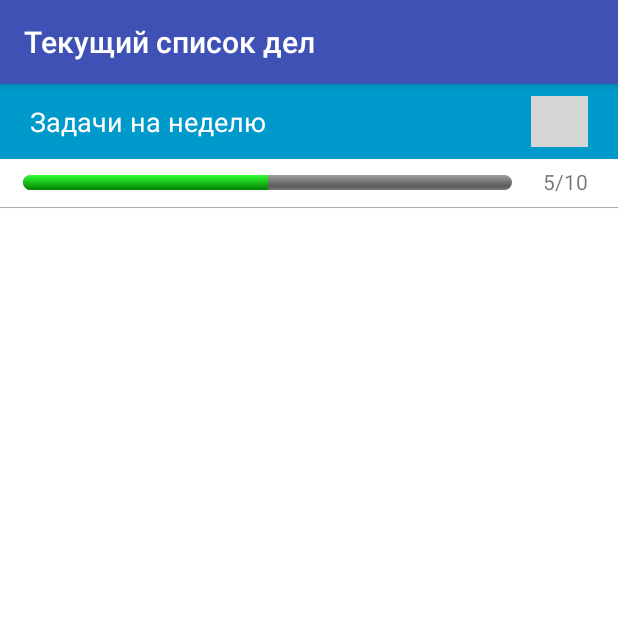
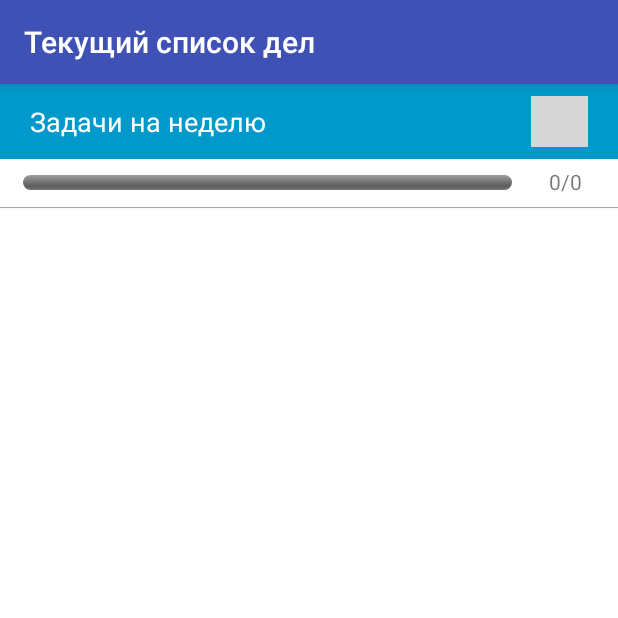
Before and after one commit to deniskond/EasyOrg, an Android app: the TaskList screen opened directly, with no data from a screen before it, after a tap on "Задачи на неделю", on a phone screen of 412 x 824 dp, the top half of it. Run offline under Robolectric (Android 15) with nearby library versions, the phone set to English and light mode, and no system bars; 1 other tap on this screen came first; grey boxes are pictures that could not be loaded.

Commit message:
fixes #34 fixes #37

```diff
--- /dev/null
+++ b/app/src/main/java/nosfie/easyorg/DataStructures/CustomDate.java
@@ -0,0 +1,19 @@
+package nosfie.easyorg.DataStructures;
+
+public class CustomDate {
+    public int day;
+    public int month;
+    public int year;
+    CustomDate() {
+        this.day = 0;
+        this.month = 0;
+        this.year = 0;
+    }
+
+    @Override
+    public String toString() {
+        return this.year + "."
+            + String.format("%02d", this.month) + "."
+            + String.format("%02d", this.day);
+    }
+}
--- /dev/null
+++ b/app/src/main/java/nosfie/easyorg/DataStructures/DayValues.java
@@ -0,0 +1,62 @@
+package nosfie.easyorg.DataStructures;
+
+import java.util.Calendar;
+
+public class DayValues {
+
+    public CustomDate today = new CustomDate();
+    public CustomDate tomorrow = new CustomDate();
+    public CustomDate startOfWeek = new CustomDate();
+    public CustomDate endOfWeek = new CustomDate();
+    public CustomDate startOfMonth = new CustomDate();
+    public CustomDate endOfMonth = new CustomDate();
+    public CustomDate startOfYear = new CustomDate();
+    public CustomDate endOfYear = new CustomDate();
+
+    public DayValues() {
+        Calendar calendar = Calendar.getInstance();
+
+        // TODAY
+        this.today.year = calendar.get(Calendar.YEAR);
+        this.today.month = calendar.get(Calendar.MONTH) + 1;
+        this.today.day = calendar.get(Calendar.DAY_OF_MONTH);
+
+        // TOMORROW
+        calendar.add(Calendar.DATE, 1);
+        this.tomorrow.year = calendar.get(Calendar.YEAR);
+        this.tomorrow.month = calendar.get(Calendar.MONTH) + 1;
+        this.tomorrow.day = calendar.get(Calendar.DAY_OF_MONTH);
+        calendar = Calendar.getInstance();
+
+        // WEEK
+        int dayOfWeek = calendar.get(Calendar.DAY_OF_WEEK);
+        int addition = 8 - dayOfWeek;
+        if (addition == 7) addition = 0;
+        calendar.add(Calendar.DATE, addition);
+        this.endOfWeek.year = calendar.get(Calendar.YEAR);
+        this.endOfWeek.month = calendar.get(Calendar.MONTH) + 1;
+        this.endOfWeek.day = calendar.get(Calendar.DAY_OF_MONTH);
+        calendar.add(Calendar.DATE, -7);
+        this.startOfWeek.year = calendar.get(Calendar.YEAR);
+        this.startOfWeek.month = calendar.get(Calendar.MONTH) + 1;
+        this.startOfWeek.day = calendar.get(Calendar.DAY_OF_MONTH);
+        calendar = Calendar.getInstance();
+
+        // MONTH
+        this.endOfMonth.year = calendar.get(Calendar.YEAR);
+        this.endOfMonth.month = calendar.get(Calendar.MONTH) + 1;
+        this.endOfMonth.day = calendar.getActualMaximum(Calendar.DATE);
+        this.startOfMonth.year = calendar.get(Calendar.YEAR);
+        this.startOfMonth.month = calendar.get(Calendar.MONTH) + 1;
+        this.startOfMonth.day = 1;
+
+        // YEAR
+        this.startOfYear.year = calendar.get(Calendar.YEAR);
+        this.startOfYear.month = 1;
+        this.startOfYear.day = 1;
+        this.endOfYear.year = calendar.get(Calendar.YEAR);
+        this.endOfYear.month = 12;
+        this.endOfYear.day = 31;
+
+    }
+}
--- a/app/src/main/java/nosfie/easyorg/TaskList/TaskList.java
+++ b/app/src/main/java/nosfie/easyorg/TaskList/TaskList.java
@@ -15,14 +15,14 @@ import android.view.ViewManager;
 import android.widget.Button;
 import android.widget.ImageView;
 import android.widget.LinearLayout;
+import android.widget.ProgressBar;
 import android.widget.TextView;
 import android.widget.Toast;
 
 import java.util.ArrayList;
-import java.util.Calendar;
-import java.util.Date;
 
 import nosfie.easyorg.Constants;
+import nosfie.easyorg.DataStructures.DayValues;
 import nosfie.easyorg.DataStructures.Task;
 import nosfie.easyorg.Database.TasksConnector;
 import nosfie.easyorg.R;
@@ -45,6 +45,8 @@ public class TaskList extends AppCompatActivity {
     LinearLayout timespanSelector;
     TextView timespanText;
     TIMESPAN timespan = TIMESPAN.TODAY;
+    TextView progressBarText;
+    ProgressBar progressBar;
 
     @Override
     protected void onCreate(Bundle savedInstanceState) {
@@ -57,6 +59,8 @@ public class TaskList extends AppCompatActivity {
         scale = getApplicationContext().getResources().getDisplayMetrics().density;
         timespanSelector = (LinearLayout)findViewById(R.id.timespan_selector);
         timespanText = (TextView)findViewById(R.id.timespan_text);
+        progressBarText = (TextView)findViewById(R.id.progressBarText);
+        progressBar = (ProgressBar)findViewById(R.id.mprogressBar);
 
         getTasks();
         setTimespanClickListeners();
@@ -85,67 +89,51 @@ public class TaskList extends AppCompatActivity {
     }
 
     protected void getTasks() {
-
+        tasks.clear();
         taskList.removeAllViews();
         result.setText("");
-
         DB = tasksConnector.getReadableDatabase();
+        DayValues dayValues = new DayValues();
 
         String columns[] = {"_id", "name", "type", "startDate",
                 "startTime", "count", "reminder", "endDate", "shoppingList", "status"};
 
-        Date date = new Date();
-        Calendar calendar = Calendar.getInstance();
         String whereClause = "";
 
         switch (timespan) {
             case TODAY:
-                whereClause = "enddate = '"
-                        + calendar.get(Calendar.YEAR) + "."
-                        + String.format("%02d", calendar.get(Calendar.MONTH) + 1) + "."
-                        + String.format("%02d", calendar.get(Calendar.DAY_OF_MONTH)) + "'";
-                Log.d("qq", whereClause);
+                whereClause = "(startdate = '" + dayValues.today
+                        + "' AND enddate = '" + dayValues.today +"') OR "
+                        + "(enddate = '" + dayValues.today
+                        + "' AND status != 'DONE' AND status != 'NOT DONE')";
                 break;
             case WEEK:
-                int dayOfWeek = calendar.get(Calendar.DAY_OF_WEEK);
-                int addition = 8 - dayOfWeek;
-                calendar.setTime(date);
-                calendar.add(Calendar.DATE, addition);
-                int endYear = calendar.get(Calendar.YEAR);
-                int endMonth = calendar.get(Calendar.MONTH) + 1;
-                int endDay = calendar.get(Calendar.DAY_OF_MONTH);
-                calendar.add(Calendar.DATE, -7);
-                int startYear = calendar.get(Calendar.YEAR);
-                int startMonth = calendar.get(Calendar.MONTH) + 1;
-                int startDay = calendar.get(Calendar.DAY_OF_MONTH);
-                whereClause = "enddate > '"
-                    + startYear + "."
-                    + String.format("%02d", startMonth) + "."
-                    + String.format("%02d", startDay) + "' AND enddate <= '" +
-                    + endYear + "."
-                    + String.format("%02d", endMonth) + "."
-                    + String.format("%02d", endDay) + "'";
-                Log.d("qq", whereClause);
+                whereClause = "(startdate != '" + dayValues.endOfWeek
+                        + "' AND enddate = '" + dayValues.endOfWeek + "') OR "
+                        + "(enddate > '" + dayValues.startOfWeek
+                        + "' AND enddate <= '" + dayValues.endOfWeek
+                        + "' AND status != 'DONE' AND status != 'NOT DONE')";
                 break;
             case MONTH:
-                int monthEnd = calendar.getActualMaximum(Calendar.DATE);
-                int month = calendar.get(Calendar.MONTH) + 1;
-                int year = calendar.get(Calendar.YEAR);
-                whereClause = "enddate >= '" + year + "."
-                    + String.format("%02d", month) + ".01' AND enddate <= '"
-                    + year + "." + String.format("%02d", month) + "." + monthEnd + "'";
-                Log.d("qq", whereClause);
+                whereClause = "(enddate = '" + dayValues.endOfMonth
+                        + "' AND startdate < '" + dayValues.startOfWeek + "') OR "
+                        + "(enddate >= '" + dayValues.startOfMonth
+                        + "' AND enddate <= '" + dayValues.endOfMonth
+                        + "' AND status != 'DONE' AND status != 'NOT DONE')";
                 break;
             case YEAR:
-                whereClause = "enddate >= '" + calendar.get(Calendar.YEAR) +
-                        ".01.01' AND enddate <= '" + calendar.get(Calendar.YEAR) + ".12.31'";
-                Log.d("qq", whereClause);
+                whereClause = "(enddate = '" + dayValues.endOfYear
+                        + "' AND startdate < '" + dayValues.startOfMonth + "') OR "
+                        + "(enddate >= '" + dayValues.startOfYear
+                        + "' AND enddate <= '" + dayValues.endOfYear
+                        + "' AND status != 'DONE' AND status != 'NOT DONE')";
                 break;
             case UNLIMITED:
                 whereClause = "enddate = '0000.00.00'";
-                Log.d("qq", whereClause);
                 break;
         }
+
+        result.setText(whereClause);
 
         Cursor cursor = DB.query("tasks", columns,
                 whereClause,
@@ -173,6 +161,7 @@ public class TaskList extends AppCompatActivity {
                     addTaskRow(num, task);
                     num++;
 
+                    /*
                     result.setText(
                             result.getText().toString() + "\n" +
                             cursor.getString(0) + ") " +
@@ -186,12 +175,13 @@ public class TaskList extends AppCompatActivity {
                             "shoppingList: " +
                             cursor.getString(8) + ", " +
                             cursor.getString(9)
-                    );
+                    );*/
                 } while (cursor.moveToNext());
             }
         }
 
         DB.close();
+        redrawProgressBar();
     }
 
     protected void addTaskRow(int num, final Task task) {
@@ -405,6 +395,7 @@ public class TaskList extends AppCompatActivity {
                 LinearLayout taskRow = (LinearLayout)findViewById(task.id);
                 taskRow.setBackgroundColor(getResources().getColor(color));
                 task.synchronize(getApplicationContext());
+                redrawProgressBar();
                 dialog.dismiss();
             }
         });
@@ -525,4 +516,14 @@ public class TaskList extends AppCompatActivity {
 
     }
 
+    protected void redrawProgressBar() {
+        int taskCount = tasks.size();
+        int tasksDone = 0;
+        for (Task task: tasks)
+            if (task.status == Task.STATUS.DONE)
+                tasksDone++;
+        progressBarText.setText(Integer.toString(tasksDone) + "/" + Integer.toString(taskCount));
+        progressBar.setProgress((int)((double)tasksDone / (double)taskCount * 100));
+    }
+
 }
--- a/app/src/main/res/layout/new_task_first_screen.xml
+++ b/app/src/main/res/layout/new_task_first_screen.xml
@@ -101,8 +101,9 @@
                     android:layout_marginRight="20dp"
                     android:layout_weight="1"
                     android:background="@drawable/border"
+                    android:capitalize="sentences"
                     android:ems="8"
-                    android:inputType="textPersonName" />
+                    android:inputType="textCapSentences" />
 
             </TableRow>
 
--- a/app/src/main/res/layout/task_list.xml
+++ b/app/src/main/res/layout/task_list.xml
@@ -103,17 +103,17 @@
                     android:paddingLeft="15dp"
                     android:paddingRight="15dp"
                     android:paddingStart="15dp"
-                    android:progress="50"
+                    android:progress="0"
                     android:progressDrawable="@drawable/progressbar" />
 
                 <TextView
-                    android:id="@+id/textView8"
+                    android:id="@+id/progressBarText"
                     android:layout_width="0dp"
                     android:layout_height="wrap_content"
                     android:layout_marginEnd="15dp"
                     android:layout_marginRight="15dp"
                     android:layout_weight="10"
-                    android:text="5/10"
+                    android:text="0/0"
                     android:textAlignment="center" />
             </LinearLayout>
 
```
Also changed, not shown: app/src/main/java/nosfie/easyorg/DataStructures/Daytime.java (added, +16 -0 lines), app/src/main/java/nosfie/easyorg/DataStructures/Task.java (+13 -45 lines).
